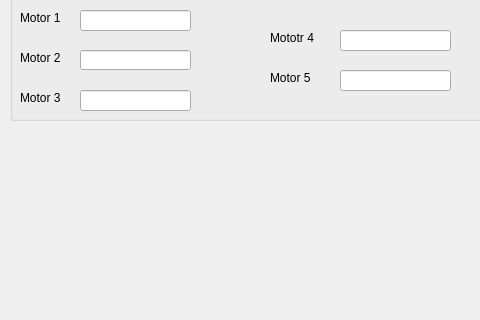
Above: mainwindow.ui from sq8vps/haller before the change; both pictures show x 0 to 480 and y 140 to 460 of the 1400 by 700 pixel window. Below: the same form after it.
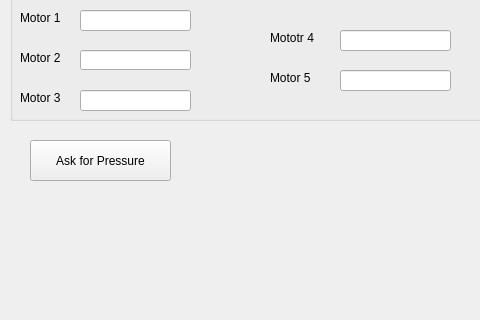
That is the form after the change.

Commit message: pressure button

Diff of the .ui file:
```diff
--- a/mainwindow.ui
+++ b/mainwindow.ui
@@ -282,6 +282,19 @@
      </property>
     </widget>
    </widget>
+   <widget class="QPushButton" name="pushButton">
+    <property name="geometry">
+     <rect>
+      <x>30</x>
+      <y>280</y>
+      <width>141</width>
+      <height>41</height>
+     </rect>
+    </property>
+    <property name="text">
+     <string>Ask for Pressure</string>
+    </property>
+   </widget>
   </widget>
   <widget class="QMenuBar" name="menubar">
    <property name="geometry">
```
The commit also changes 5 other files.
